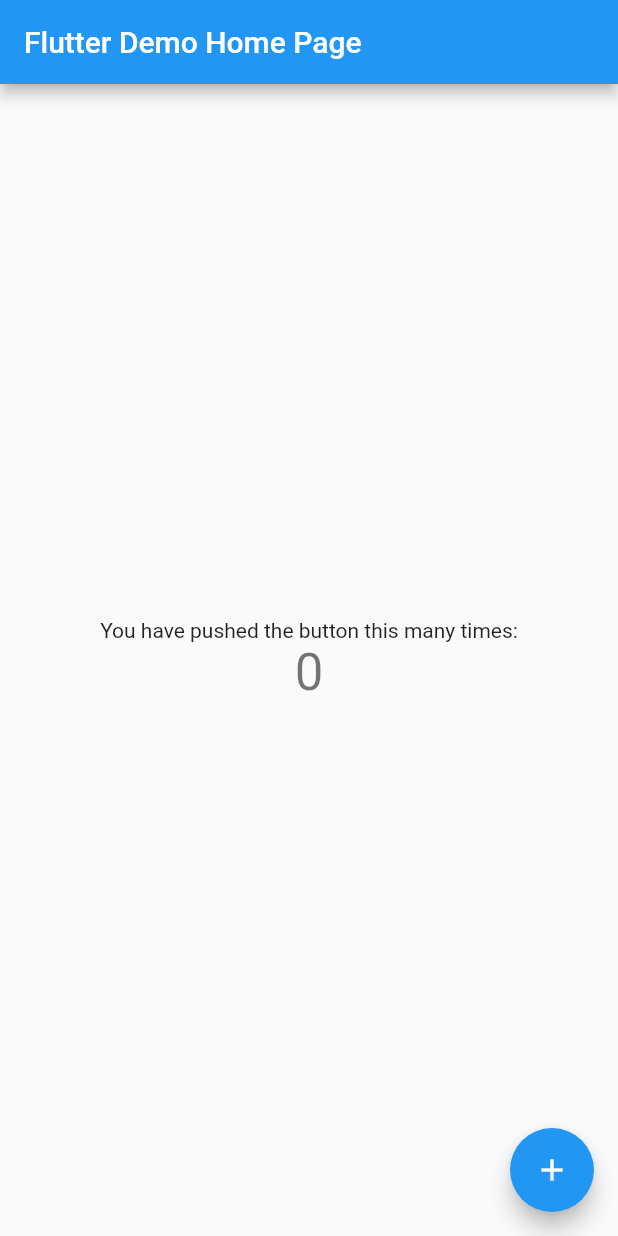
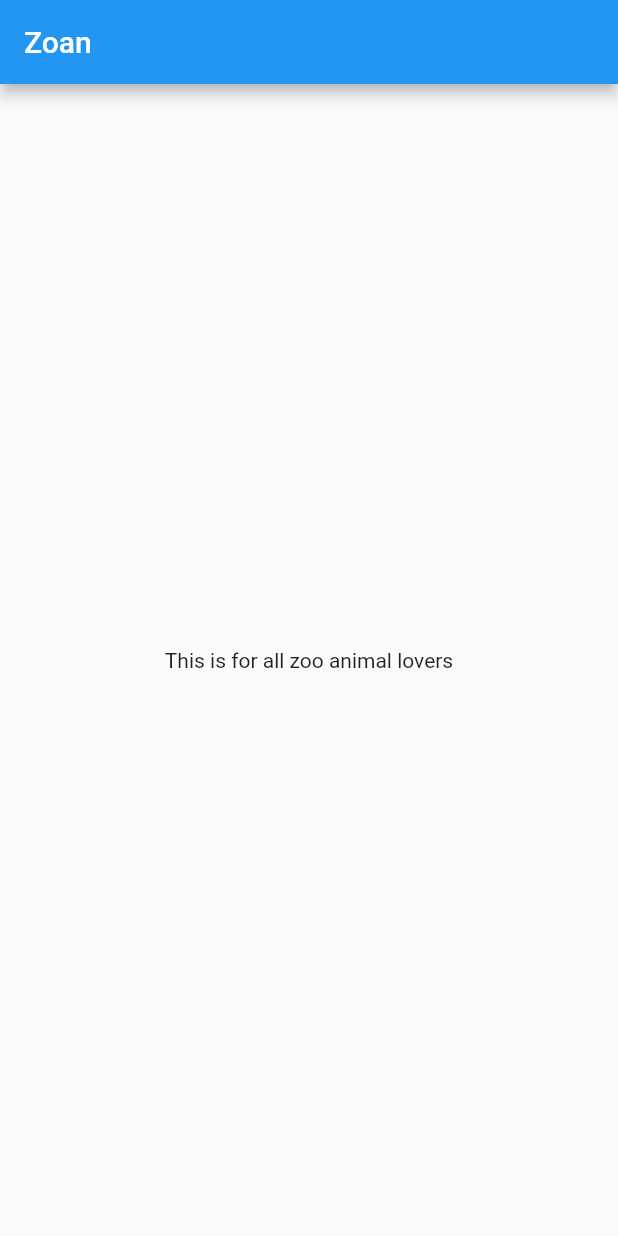
Before and after one commit to XROLE/zooan, a Flutter app: the screen it shows after launch, on a phone screen of 412 x 824 dp. Run offline on Flutter 3.47's test engine with Material 2 defaults, Android fonts, the phone set to English and light mode, and no system bars.

Commit message:
clean up default project

```diff
--- a/lib/main.dart
+++ b/lib/main.dart
@@ -11,38 +11,16 @@ class MyApp extends StatelessWidget {
     return MaterialApp(
       title: 'Flutter Demo',
       theme: ThemeData(
-        // This is the theme of your application.
-        //
-        // Try running your application with "flutter run". You'll see the
-        // application has a blue toolbar. Then, without quitting the app, try
-        // changing the primarySwatch below to Colors.green and then invoke
-        // "hot reload" (press "r" in the console where you ran "flutter run",
-        // or simply save your changes to "hot reload" in a Flutter IDE).
-        // Notice that the counter didn't reset back to zero; the application
-        // is not restarted.
         primarySwatch: Colors.blue,
-        // This makes the visual density adapt to the platform that you run
-        // the app on. For desktop platforms, the controls will be smaller and
-        // closer together (more dense) than on mobile platforms.
         visualDensity: VisualDensity.adaptivePlatformDensity,
       ),
-      home: MyHomePage(title: 'Flutter Demo Home Page'),
+      home: MyHomePage(title: 'Zoan'),
     );
   }
 }
 
 class MyHomePage extends StatefulWidget {
   MyHomePage({Key key, this.title}) : super(key: key);
-
-  // This widget is the home page of your application. It is stateful, meaning
-  // that it has a State object (defined below) that contains fields that affect
-  // how it looks.
-
-  // This class is the configuration for the state. It holds the values (in this
-  // case the title) provided by the parent (in this case the App widget) and
-  // used by the build method of the State. Fields in a Widget subclass are
-  // always marked "final".
-
   final String title;
 
   @override
@@ -50,68 +28,18 @@ class MyHomePage extends StatefulWidget {
 }
 
 class _MyHomePageState extends State<MyHomePage> {
-  int _counter = 0;
-
-  void _incrementCounter() {
-    setState(() {
-      // This call to setState tells the Flutter framework that something has
-      // changed in this State, which causes it to rerun the build method below
-      // so that the display can reflect the updated values. If we changed
-      // _counter without calling setState(), then the build method would not be
-      // called again, and so nothing would appear to happen.
-      _counter++;
-    });
-  }
-
   @override
   Widget build(BuildContext context) {
-    // This method is rerun every time setState is called, for instance as done
-    // by the _incrementCounter method above.
-    //
-    // The Flutter framework has been optimized to make rerunning build methods
-    // fast, so that you can just rebuild anything that needs updating rather
-    // than having to individually change instances of widgets.
     return Scaffold(
       appBar: AppBar(
-        // Here we take the value from the MyHomePage object that was created by
-        // the App.build method, and use it to set our appbar title.
         title: Text(widget.title),
       ),
-      body: Center(
-        // Center is a layout widget. It takes a single child and positions it
-        // in the middle of the parent.
-        child: Column(
-          // Column is also a layout widget. It takes a list of children and
-          // arranges them vertically. By default, it sizes itself to fit its
-          // children horizontally, and tries to be as tall as its parent.
-          //
-          // Invoke "debug painting" (press "p" in the console, choose the
-          // "Toggle Debug Paint" action from the Flutter Inspector in Android
-          // Studio, or the "Toggle Debug Paint" command in Visual Studio Code)
-          // to see the wireframe for each widget.
-          //
-          // Column has various properties to control how it sizes itself and
-          // how it positions its children. Here we use mainAxisAlignment to
-          // center the children vertically; the main axis here is the vertical
-          // axis because Columns are vertical (the cross axis would be
-          // horizontal).
-          mainAxisAlignment: MainAxisAlignment.center,
-          children: <Widget>[
-            Text(
-              'You have pushed the button this many times:',
-            ),
-            Text(
-              '$_counter',
-              style: Theme.of(context).textTheme.headline4,
-            ),
-          ],
+      body: Padding(
+        padding: const EdgeInsets.all(20.0),
+        child: Center(
+          child: Text('This is for all zoo animal lovers'),
         ),
       ),
-      floatingActionButton: FloatingActionButton(
-        onPressed: _incrementCounter,
-        tooltip: 'Increment',
-        child: Icon(Icons.add),
-      ), // This trailing comma makes auto-formatting nicer for build methods.
     );
   }
 }
```
